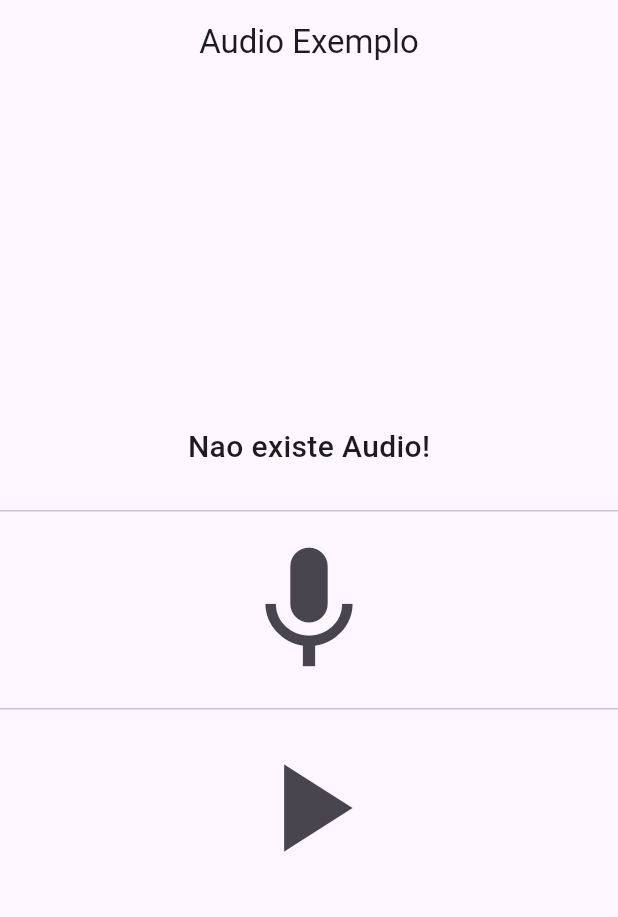
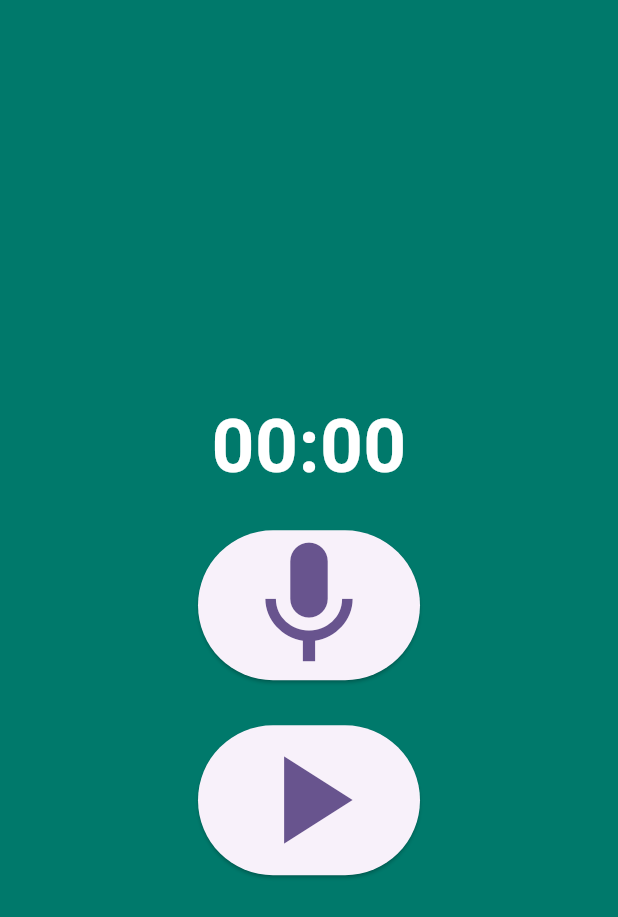
Before and after one commit to MateusLucasDaSilva/audio_example, a Flutter app: the screen it shows after launch, after a tap on the "mic" icon, on a phone screen of 412 x 824 dp. Shown: the top 917 px of the screen. Run offline on Flutter 3.47's test engine with Material 3 defaults, Android fonts, the phone set to English and light mode, and no system bars; our stand-ins replace permission_handler; missing offline and left inert: flutter_sound.

Commit message:
adicionei ouvir audio gravado

```diff
--- a/lib/app/app.dart
+++ b/lib/app/app.dart
@@ -1,4 +1,4 @@
-import 'package:audio_example/app/pages/home_page.dart';
+import 'package:audio_example/app/home_page.dart';
 import 'package:flutter/material.dart';
 
 class MyApp extends StatelessWidget {
--- /dev/null
+++ b/lib/app/audio_service.dart
@@ -0,0 +1,65 @@
+import 'dart:developer';
+import 'dart:io';
+
+import 'package:flutter/material.dart';
+import 'package:flutter_sound/flutter_sound.dart';
+import 'package:permission_handler/permission_handler.dart';
+
+class AudioService extends ChangeNotifier {
+  final recorder = FlutterSoundRecorder();
+  final player = FlutterSoundPlayer();
+
+  File? file;
+
+  void init() {
+    initPlayer();
+    initRecorder();
+    notifyListeners();
+  }
+
+  Future initRecorder() async {
+    final status = await Permission.microphone.request();
+    if (status != PermissionStatus.granted) {
+      throw 'Permission not granted';
+    }
+    await recorder.openRecorder();
+    recorder.setSubscriptionDuration(const Duration(milliseconds: 500));
+  }
+
+  Future<void> initPlayer() async {
+    await player.openPlayer();
+    player.setSubscriptionDuration(const Duration(milliseconds: 500));
+  }
+
+  void startPlay() {
+    if (file == null) {
+      return;
+    }
+    player.startPlayer(fromDataBuffer: file!.readAsBytesSync());
+  }
+
+  void stopPlay() {
+    player.stopPlayer();
+    notifyListeners();
+  }
+
+  Future startRecord() async {
+    await recorder.startRecorder(toFile: "audio");
+    notifyListeners();
+  }
+
+  Future stopRecorder() async {
+    final filePath = await recorder.stopRecorder();
+    final fileAudio = File(filePath!);
+    file = fileAudio;
+    log('Recorded file path: $filePath');
+    notifyListeners();
+  }
+
+  @override
+  void dispose() {
+    recorder.closeRecorder();
+    player.closePlayer();
+    super.dispose();
+  }
+}
--- /dev/null
+++ b/lib/app/home_page.dart
@@ -0,0 +1,107 @@
+import 'package:audio_example/app/audio_service.dart';
+import 'package:flutter/material.dart';
+import 'package:flutter_sound/flutter_sound.dart';
+
+class HomePage extends StatefulWidget {
+  const HomePage({super.key});
+
+  @override
+  State<HomePage> createState() => _HomePageState();
+}
+
+class _HomePageState extends State<HomePage> {
+  @override
+  void initState() {
+    super.initState();
+    listenService();
+    service.init();
+  }
+
+  @override
+  void dispose() {
+    service.removeListener(listen);
+    service.dispose();
+
+    super.dispose();
+  }
+
+  final service = AudioService();
+
+  void listenService() {
+    service.addListener(listen);
+  }
+
+  void listen() {
+    if (mounted) {
+      setState(() {});
+    }
+  }
+
+  @override
+  Widget build(BuildContext context) {
+    return Scaffold(
+        backgroundColor: Colors.teal.shade700,
+        body: Center(
+          child: Column(
+            mainAxisAlignment: MainAxisAlignment.center,
+            children: [
+              Text(service.file?.path ?? ""),
+              StreamBuilder<RecordingDisposition>(
+                builder: (context, snapshot) {
+                  final duration = snapshot.hasData
+                      ? snapshot.data!.duration
+                      : Duration.zero;
+
+                  String twoDigits(int n) => n.toString().padLeft(2, '0');
+
+                  final twoDigitMinutes =
+                      twoDigits(duration.inMinutes.remainder(60));
+                  final twoDigitSeconds =
+                      twoDigits(duration.inSeconds.remainder(60));
+
+                  return Text(
+                    '$twoDigitMinutes:$twoDigitSeconds',
+                    style: const TextStyle(
+                      color: Colors.white,
+                      fontSize: 50,
+                      fontWeight: FontWeight.bold,
+                    ),
+                  );
+                },
+                stream: service.recorder.onProgress,
+              ),
+              const SizedBox(height: 20),
+              ElevatedButton(
+                onPressed: () async {
+                  if (service.recorder.isRecording) {
+                    await service.stopRecorder();
+                  } else {
+                    await service.startRecord();
+                  }
+                },
+                child: Icon(
+                  service.recorder.isRecording ? Icons.stop : Icons.mic,
+                  size: 100,
+                ),
+              ),
+              const SizedBox(
+                height: 30,
+              ),
+              ElevatedButton(
+                onPressed: () async {
+                  if (service.player.isPlaying) {
+                    service.stopPlay();
+                  } else {
+                    service.startPlay();
+                  }
+                },
+                child: Icon(
+                  service.player.isPlaying ? Icons.stop : Icons.play_arrow,
+                  size: 100,
+                ),
+              ),
+            ],
+          ),
+        ));
+  }
+}
--- a/lib/app/pages/home_page.dart
+++ /dev/null
@@ -1,95 +0,0 @@
-import 'package:flutter/material.dart';
-import 'package:flutter_sound/public/flutter_sound_recorder.dart';
-import 'package:permission_handler/permission_handler.dart';
-
-class HomePage extends StatefulWidget {
-  const HomePage({super.key});
-
-  @override
-  State<HomePage> createState() => _HomePageState();
-}
-
-class _HomePageState extends State<HomePage> {
-  final FlutterSoundRecorder recover = FlutterSoundRecorder();
-
-  Future<void> init() async {
-    final permission = await Permission.microphone.request();
-    if (permission != PermissionStatus.granted) {
-      throw Exception('Permission denied');
-    }
-    await recover.openRecorder();
-    recover.setSubscriptionDuration(const Duration(milliseconds: 500));
-  }
-
-  void gravar() {
-    recover.startRecorder(toFile: 'audio');
-  }
-
-  Future<String> stop() async {
-    final path = await recover.stopRecorder();
-    if (path == null) {
-      return '';
-    }
-    return path;
-  }
-
-  @override
-  void initState() {
-    super.initState();
-    init();
-  }
-
-  void togglerAudio() {
-    if (recover.isRecording) {
-      stop();
-    } else {
-      gravar();
-    }
-    setState(() {});
-  }
-
-  @override
-  Widget build(BuildContext context) {
-    return Scaffold(
-      appBar: AppBar(
-        centerTitle: true,
-        title: const Text(
-          'Audio Exemplo',
-        ),
-      ),
-      body: Center(
-        child: Column(
-          mainAxisAlignment: MainAxisAlignment.center,
-          children: [
-            const Text(
-              'Nao existe Audio!',
-              style: TextStyle(
-                fontSize: 20,
-                fontWeight: FontWeight.w500,
-              ),
-            ),
-            const SizedBox(
-              height: 20,
-            ),
-            const Divider(),
-            IconButton(
-              onPressed: togglerAudio,
-              icon: Icon(
-                size: 100,
-                recover.isRecording ? Icons.pause : Icons.mic,
-              ),
-            ),
-            const Divider(),
-            IconButton(
-              onPressed: () {},
-              icon: const Icon(
-                size: 100,
-                Icons.play_arrow,
-              ),
-            )
-          ],
-        ),
-      ),
-    );
-  }
-}
```
Also changed, not shown: lib/app/services/audio_service.dart (deleted), 1 other file.
